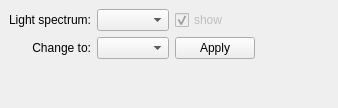
Qt form gui/docks/illumdock.ui (gerbilvis/gerbil) before a commit.
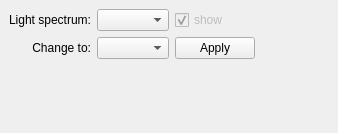
The same form after that commit.

Diff of the .ui file:
```diff
--- a/gui/docks/illumdock.ui
+++ b/gui/docks/illumdock.ui
@@ -7,7 +7,7 @@
     <x>0</x>
     <y>0</y>
     <width>338</width>
-    <height>108</height>
+    <height>133</height>
    </rect>
   </property>
   <property name="sizePolicy">
```
Left out of the diff: 20 changed lines with no effect on the pictures.
